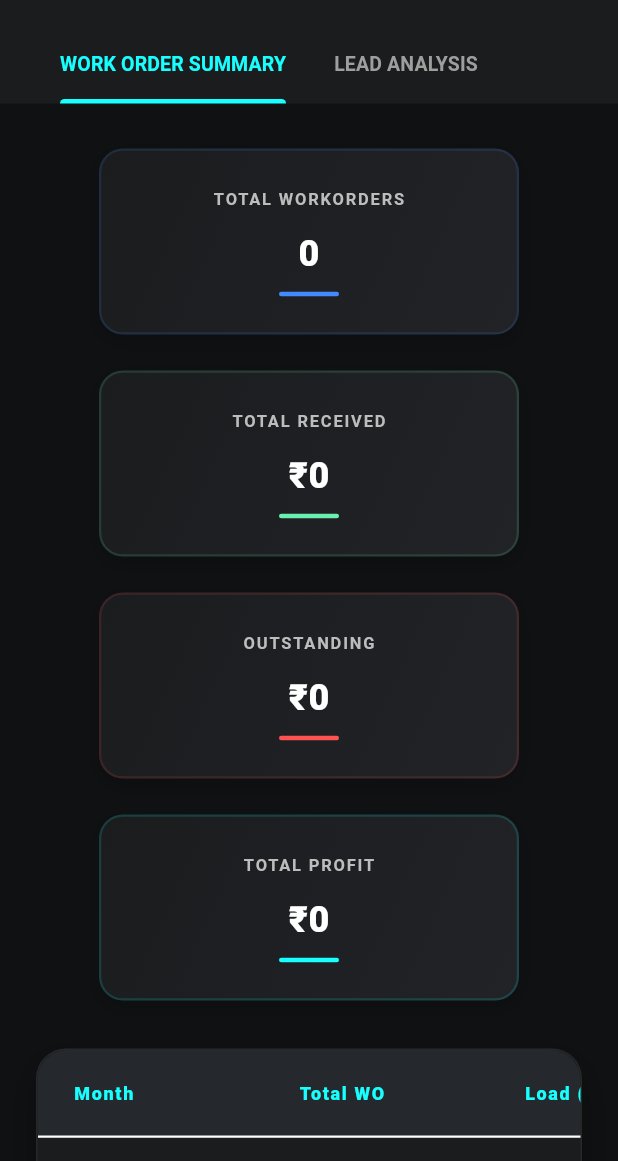
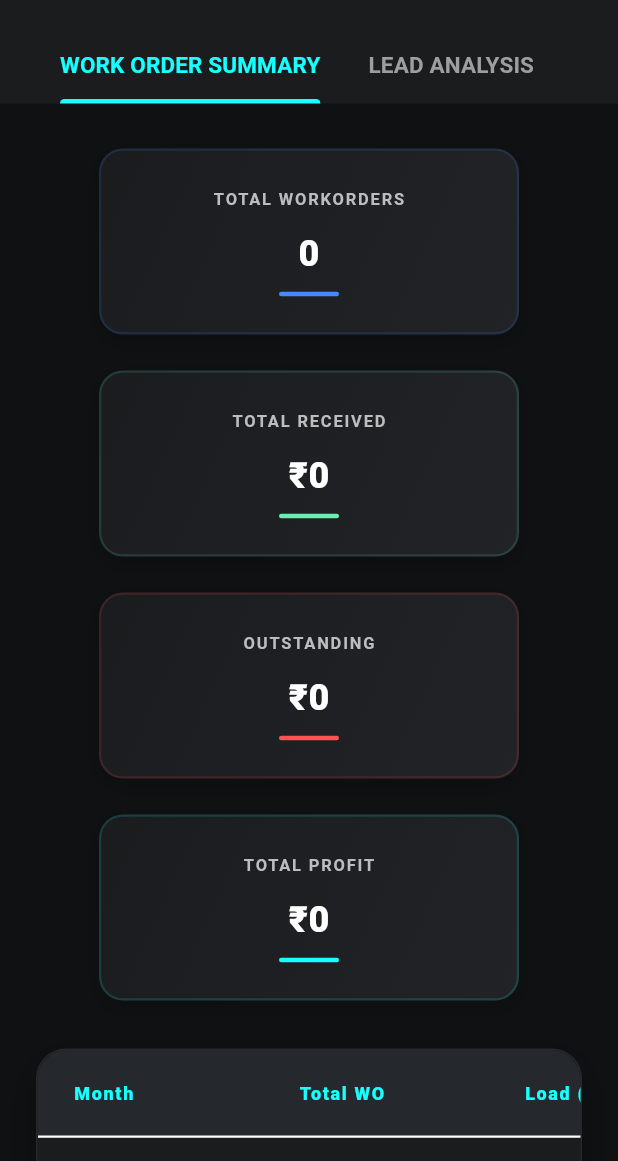
Before and after one commit to RajKumar-Dhivya/report_el_prazision, a Flutter app: the screen it shows after launch, on a phone screen of 412 x 824 dp, the part 75-1236 px from its top. Run offline on Flutter 3.47's test engine with Material 3 defaults, Android fonts, the phone set to English and light mode, and no system bars; our stand-ins replace fl_chart; network calls fail.

Commit message:
ui update

```diff
--- a/lib/summary_page.dart
+++ b/lib/summary_page.dart
@@ -241,8 +241,8 @@ class _SummaryPageState extends State<SummaryPage>
           tabAlignment: TabAlignment.start,
           dividerColor: Colors.transparent,
           tabs: const [
-            Tab(child: Text("WORK ORDER SUMMARY", style: TextStyle(fontSize: 13, fontWeight: FontWeight.bold))),
-            Tab(child: Text("LEAD ANALYSIS", style: TextStyle(fontSize: 13, fontWeight: FontWeight.bold))),
+            Tab(child: Text("WORK ORDER SUMMARY", style: TextStyle(fontSize: 15, fontWeight: FontWeight.bold))),
+            Tab(child: Text("LEAD ANALYSIS", style: TextStyle(fontSize: 15, fontWeight: FontWeight.bold))),
           ],
         ),
       ],
```
